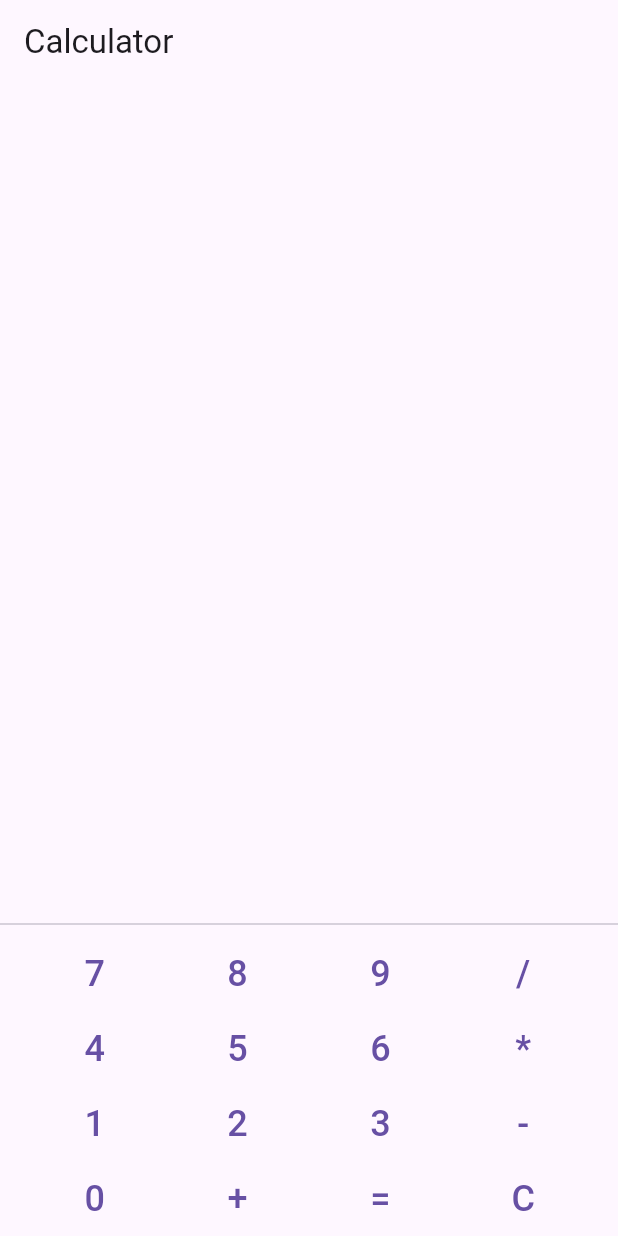
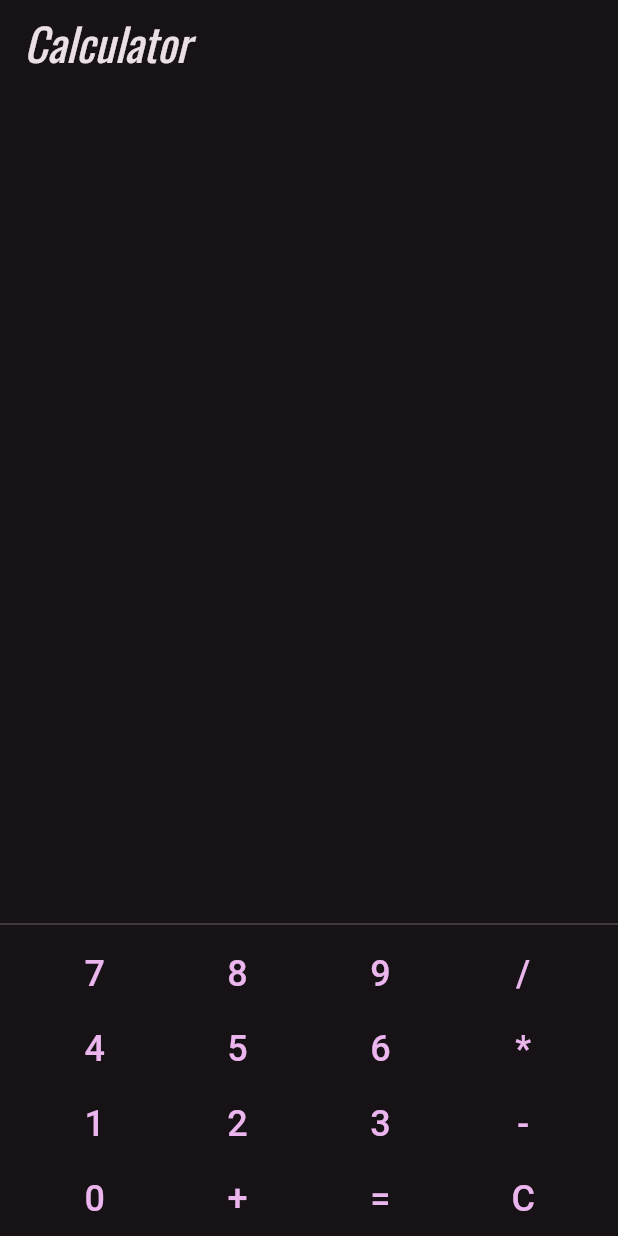
Before and after one commit to sidneysteward0308/calculatorapp, a Flutter app: the screen it shows after launch, on a phone screen of 412 x 824 dp. Run offline on Flutter 3.47's test engine with Material 3 defaults, Android fonts, the phone set to English and light mode, and no system bars; our stand-ins replace google_fonts.

Commit message:
theme change

```diff
--- a/app/lib/main.dart
+++ b/app/lib/main.dart
@@ -1,4 +1,5 @@
 import 'package:flutter/material.dart';
+import 'package:google_fonts/google_fonts.dart';
 
 void main() {
   runApp(CalculatorApp());
@@ -7,8 +8,43 @@ void main() {
 class CalculatorApp extends StatelessWidget {
   @override
   Widget build(BuildContext context) {
+    const appName = 'Calculator';
+
     return MaterialApp(
-      home: CalculatorScreen(),
+      title: appName,
+      theme: ThemeData(
+        useMaterial3: true,
+
+        // Define the default brightness and colors.
+        colorScheme: ColorScheme.fromSeed(
+          seedColor: Colors.purple,
+          // TRY THIS: Change to "Brightness.light"
+          //           and see that all colors change
+          //           to better contrast a light background.
+          brightness: Brightness.dark,
+        ),
+
+        // Define the default `TextTheme`. Use this to specify the default
+        // text styling for headlines, titles, bodies of text, and more.
+        textTheme: TextTheme(
+          displayLarge: const TextStyle(
+            fontSize: 72,
+            fontWeight: FontWeight.bold,
+          ),
+          // TRY THIS: Change one of the GoogleFonts
+          //           to "lato", "poppins", or "lora".
+          //           The title uses "titleLarge"
+          //           and the middle text uses "bodyMedium".
+          titleLarge: GoogleFonts.oswald(
+            fontSize: 30,
+            fontStyle: FontStyle.italic,
+          ),
+          bodyMedium: GoogleFonts.merriweather(),
+          displaySmall: GoogleFonts.pacifico(),
+        ),
+      ),
+      home: CalculatorScreen(
+      ),
     );
   }
 }
--- a/app/pubspec.yaml
+++ b/app/pubspec.yaml
@@ -35,6 +35,7 @@ dependencies:
   # The following adds the Cupertino Icons font to your application.
   # Use with the CupertinoIcons class for iOS style icons.
   cupertino_icons: ^1.0.8
+  google_fonts: ^6.2.1
 
 dev_dependencies:
   flutter_test:
```
Also changed, not shown: 1 other file.
